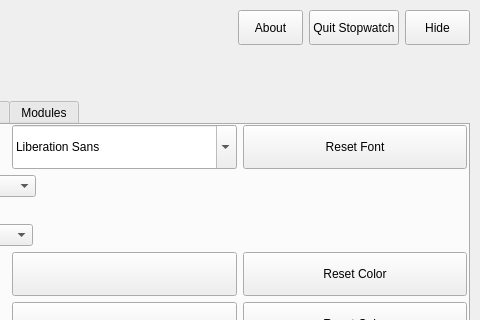
This is stopwatchinteractiveeditor.ui in Bo0sted/phasmophobia-stopwatch-timer as Qt 5 draws it before an edit; both pictures show x 136 to 616 and y 0 to 320 of the 616 by 647 pixel window. The edited form follows.
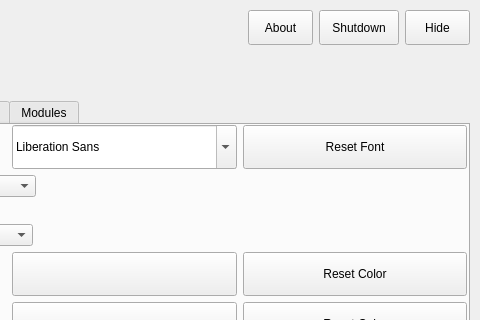
This is the edited form.

The edit to the form file:
```diff
--- a/stopwatchinteractiveeditor.ui
+++ b/stopwatchinteractiveeditor.ui
@@ -205,7 +205,7 @@
           </size>
          </property>
          <property name="text">
-          <string>Quit Stopwatch</string>
+          <string>Shutdown</string>
          </property>
         </widget>
        </item>
```
